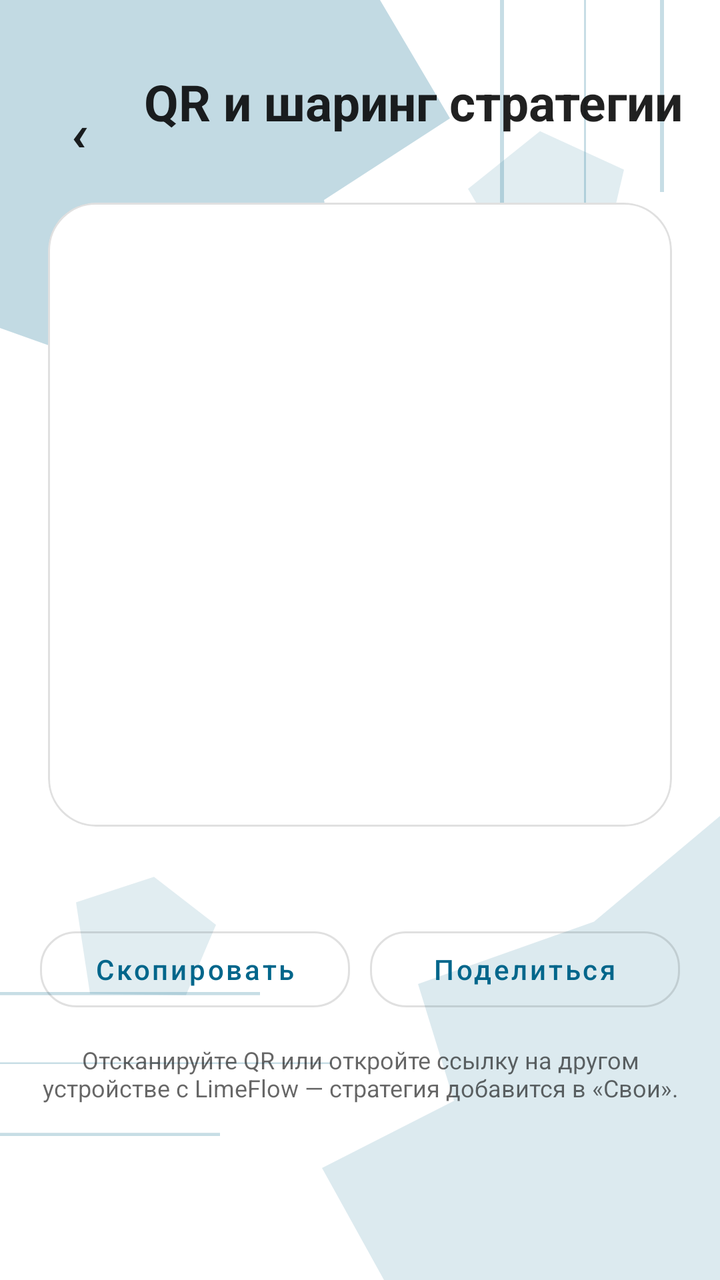
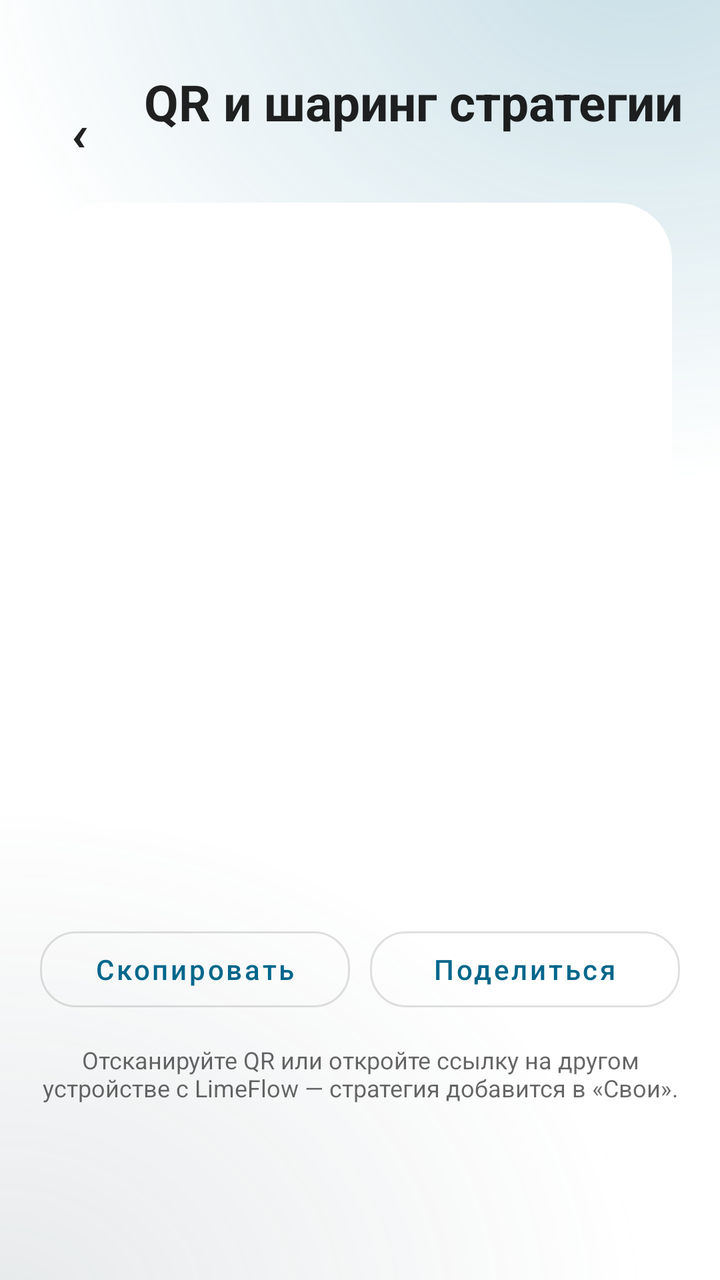

Compare the two renders of this Android layout. The source of the first and the diff that turns it into the second are given below.
<!-- AndroidManifest.xml: application theme Theme.LimeFlow -->
<!-- res/layout/activity_strategy_share.xml -->
<?xml version="1.0" encoding="utf-8"?>
<LinearLayout xmlns:android="http://schemas.android.com/apk/res/android"
    xmlns:app="http://schemas.android.com/apk/res-auto"
    android:layout_width="match_parent"
    android:layout_height="match_parent"
    android:background="@drawable/bg_limeflow"
    android:orientation="vertical">

    <LinearLayout
        android:layout_width="match_parent"
        android:layout_height="wrap_content"
        android:layout_marginTop="34dp"
        android:gravity="center_vertical"
        android:orientation="horizontal"
        android:paddingHorizontal="16dp"
        android:paddingBottom="8dp">

        <com.google.android.material.button.MaterialButton
            android:id="@+id/share_back"
            style="@style/Widget.MaterialComponents.Button.TextButton"
            android:layout_width="48dp"
            android:layout_height="48dp"
            android:minWidth="0dp"
            android:text="@string/back_symbol"
            android:textColor="?android:attr/textColorPrimary"
            android:textSize="30sp"
            app:backgroundTint="@android:color/transparent" />

        <LinearLayout
            android:layout_width="0dp"
            android:layout_height="wrap_content"
            android:layout_marginStart="8dp"
            android:layout_weight="1"
            android:orientation="vertical">

            <com.google.android.material.textview.MaterialTextView
                android:layout_width="wrap_content"
                android:layout_height="wrap_content"
                android:text="@string/strategy_qr_title"
                android:textColor="?android:attr/textColorPrimary"
                android:textSize="25sp"
                android:textStyle="bold" />

            <com.google.android.material.textview.MaterialTextView
                android:id="@+id/share_title"
                android:layout_width="wrap_content"
                android:layout_height="wrap_content"
                android:textColor="?android:attr/textColorSecondary"
                android:textSize="13sp" />
        </LinearLayout>
    </LinearLayout>

    <ScrollView
        android:layout_width="match_parent"
        android:layout_height="0dp"
        android:layout_weight="1"
        android:clipToPadding="false">

        <LinearLayout
            android:layout_width="match_parent"
            android:layout_height="wrap_content"
            android:gravity="center_horizontal"
            android:orientation="vertical"
            android:paddingHorizontal="20dp"
            android:paddingBottom="32dp">

            <com.google.android.material.card.MaterialCardView
                android:layout_width="wrap_content"
                android:layout_height="wrap_content"
                android:layout_marginTop="8dp"
                app:cardBackgroundColor="@color/white"
                app:cardCornerRadius="24dp"
                app:cardElevation="0dp"
                app:strokeColor="?attr/colorControlHighlight"
                app:strokeWidth="1dp">

                <ImageView
                    android:id="@+id/share_qr"
                    android:layout_width="280dp"
                    android:layout_height="280dp"
                    android:layout_margin="16dp"
                    android:contentDescription="@string/strategy_qr_title" />
            </com.google.android.material.card.MaterialCardView>

            <TextView
                android:id="@+id/share_qr_fallback"
                android:layout_width="match_parent"
                android:layout_height="wrap_content"
                android:layout_marginTop="16dp"
                android:gravity="center"
                android:text="@string/strategy_qr_too_large"
                android:textColor="?android:attr/textColorSecondary"
                android:textSize="13sp"
                android:visibility="gone" />

            <TextView
                android:id="@+id/share_link"
                android:layout_width="match_parent"
                android:layout_height="wrap_content"
                android:layout_marginTop="14dp"
                android:ellipsize="middle"
                android:gravity="center"
                android:maxLines="2"
                android:textColor="?android:attr/textColorSecondary"
                android:textSize="12sp" />

            <LinearLayout
                android:layout_width="match_parent"
                android:layout_height="wrap_content"
                android:layout_marginTop="16dp"
                android:orientation="horizontal">

                <com.google.android.material.button.MaterialButton
                    android:id="@+id/share_copy"
                    style="@style/Widget.MaterialComponents.Button.OutlinedButton"
                    android:layout_width="0dp"
                    android:layout_height="50dp"
                    android:layout_marginEnd="5dp"
                    android:layout_weight="1"
                    android:text="@string/strategy_qr_copy"
                    android:textAllCaps="false"
                    app:cornerRadius="18dp" />

                <com.google.android.material.button.MaterialButton
                    android:id="@+id/share_send"
                    style="@style/Widget.MaterialComponents.Button.OutlinedButton"
                    android:layout_width="0dp"
                    android:layout_height="50dp"
                    android:layout_marginStart="5dp"
                    android:layout_weight="1"
                    android:text="@string/strategy_qr_share"
                    android:textAllCaps="false"
                    app:cornerRadius="18dp" />
            </LinearLayout>

            <TextView
                android:layout_width="match_parent"
                android:layout_height="wrap_content"
                android:layout_marginTop="12dp"
                android:gravity="center"
                android:text="@string/strategy_qr_hint"
                android:textColor="?android:attr/textColorSecondary"
                android:textSize="12sp" />
        </LinearLayout>
    </ScrollView>
</LinearLayout>
<!-- resources referenced by this layout -->
<resources>
  <color name="white">#FFFFFFFF</color>
  <!-- drawable bg_limeflow (drawable) -->
  <?xml version="1.0" encoding="utf-8"?>
  <vector xmlns:android="http://schemas.android.com/apk/res/android"
      android:width="360dp"
      android:height="800dp"
      android:viewportWidth="360"
      android:viewportHeight="800">
      <path android:fillColor="?android:attr/colorBackground" android:pathData="M0,0h360v800H0z" />
      <path android:fillAlpha="0.24" android:fillColor="?attr/colorPrimary" android:pathData="M0,0h190l35,74 -63,51 12,72 -91,45L0,205z" />
      <path android:fillAlpha="0.14" android:fillColor="?attr/colorPrimary" android:pathData="M360,510v290H192l-31,-70 66,-42 -18,-73 88,-39z" />
      <path android:fillAlpha="0.22" android:fillColor="?attr/colorPrimary" android:pathData="M250,0h2v155h-2zM292,0h1v190h-1zM330,0h2v120h-2zM0,620h130v2H0zM0,664h166v1H0zM0,708h110v2H0z" />
      <path android:fillAlpha="0.12" android:fillColor="?attr/colorPrimary" android:pathData="M270,82l42,24 -9,48 -49,7 -20,-43zM38,564l39,-16 31,30 -15,44 -48,-1z" />
  </vector>
  <string name="back_symbol" translatable="false">‹</string>
  <string name="strategy_qr_copy">Скопировать</string>
  <string name="strategy_qr_hint">Отсканируйте QR или откройте ссылку на другом устройстве с LimeFlow — стратегия добавится в «Свои».</string>
  <string name="strategy_qr_share">Поделиться</string>
  <string name="strategy_qr_title">QR и шаринг стратегии</string>
  <string name="strategy_qr_too_large">Стратегия слишком большая для QR-кода — используйте «Скопировать» или «Поделиться».</string>
  <style name="Theme.LimeFlow" parent="Theme.MaterialComponents.DayNight.NoActionBar">
          
          <item name="colorPrimary">@color/lime_primary</item>
          <item name="colorPrimaryVariant">@color/lime_primary_variant</item>
          <item name="colorOnPrimary">@color/white</item>
          
          <item name="colorSecondary">@color/lime_secondary</item>
          <item name="colorSecondaryVariant">@color/lime_primary_variant</item>
          <item name="colorOnSecondary">@color/white</item>
          
          <item name="android:statusBarColor">@android:color/transparent</item>
          <item name="android:navigationBarColor">?android:attr/colorBackground</item>
          <item name="android:windowLightStatusBar">true</item>
          
      </style>
  <color name="lime_primary">#1769E0</color>
  <color name="lime_primary_variant">#0D47A1</color>
  <color name="lime_secondary">#4094F7</color>
</resources>

<!-- the commit's change to res/layout/activity_strategy_share.xml (unified diff, before → after) -->
@@ -69,10 +69,10 @@
                 android:layout_height="wrap_content"
                 android:layout_marginTop="8dp"
                 app:cardBackgroundColor="@color/white"
-                app:cardCornerRadius="24dp"
+                app:cardCornerRadius="28dp"
                 app:cardElevation="0dp"
                 app:strokeColor="?attr/colorControlHighlight"
-                app:strokeWidth="1dp">
+                app:strokeWidth="0dp">
 
                 <ImageView
                     android:id="@+id/share_qr"
<!-- resource entries referenced after the edit -->
@@ -9,10 +9,8 @@
       android:viewportWidth="360"
       android:viewportHeight="800">
       <path android:fillColor="?android:attr/colorBackground" android:pathData="M0,0h360v800H0z" />
-      <path android:fillAlpha="0.24" android:fillColor="?attr/colorPrimary" android:pathData="M0,0h190l35,74 -63,51 12,72 -91,45L0,205z" />
-      <path android:fillAlpha="0.14" android:fillColor="?attr/colorPrimary" android:pathData="M360,510v290H192l-31,-70 66,-42 -18,-73 88,-39z" />
-      <path android:fillAlpha="0.22" android:fillColor="?attr/colorPrimary" android:pathData="M250,0h2v155h-2zM292,0h1v190h-1zM330,0h2v120h-2zM0,620h130v2H0zM0,664h166v1H0zM0,708h110v2H0z" />
-      <path android:fillAlpha="0.12" android:fillColor="?attr/colorPrimary" android:pathData="M270,82l42,24 -9,48 -49,7 -20,-43zM38,564l39,-16 31,30 -15,44 -48,-1z" />
+      <path android:fillAlpha="0.06" android:fillColor="?attr/colorPrimary"
+          android:pathData="M320,-40m-260,0a260,260 0,1 1,520 0a260,260 0,1 1,-520 0" />
   </vector>
   <string name="back_symbol" translatable="false">‹</string>
   <string name="strategy_qr_copy">Скопировать</string>
